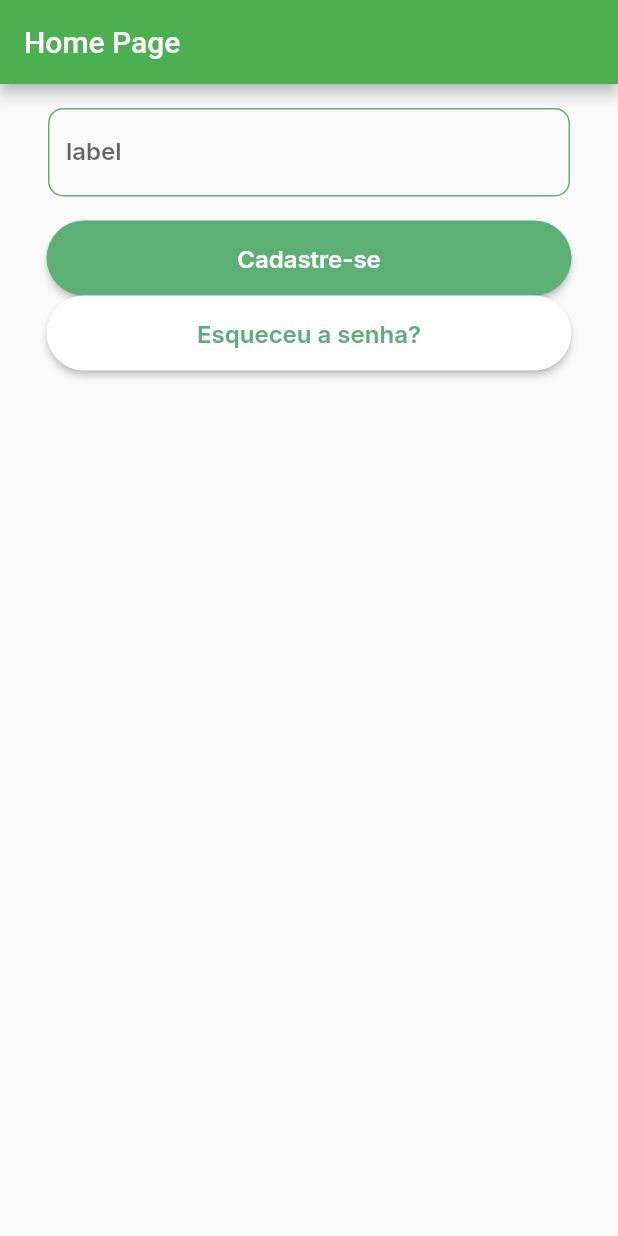
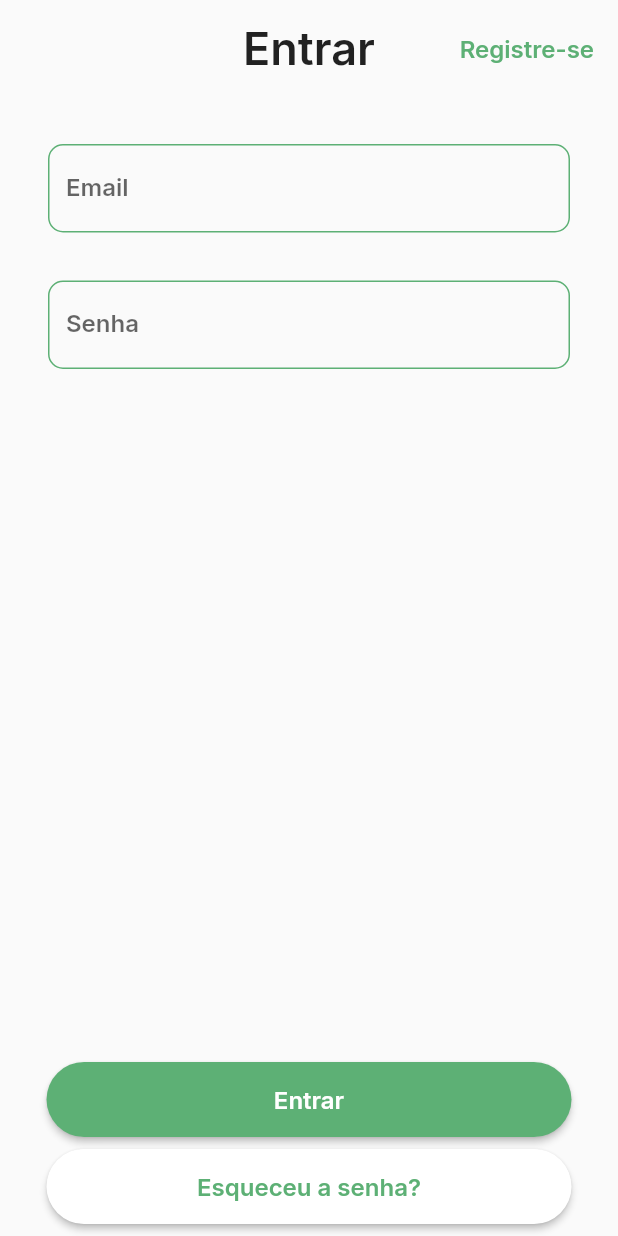
Before and after one commit to douglaswender/vagas_esports, a Flutter app: the screen it shows after launch, after a tap on "Esqueceu a senha?", on a phone screen of 412 x 824 dp. Run offline on Flutter 3.47's test engine with Material 2 defaults, Android fonts, the phone set to English and light mode, and no system bars; our stand-ins replace flutter_modular, google_fonts, supabase; accounts and stored records are empty.

Commit message:
desenhando login page

```diff
--- a/analysis_options.yaml
+++ b/analysis_options.yaml
@@ -23,6 +23,7 @@ linter:
   # producing the lint.
   rules:
     prefer_const_constructors: false
+    prefer_const_literals_to_create_immutables: false
     # avoid_print: false  # Uncomment to disable the `avoid_print` rule
     # prefer_single_quotes: true  # Uncomment to enable the `prefer_single_quotes` rule
 
--- a/lib/src/app/app_module.dart
+++ b/lib/src/app/app_module.dart
@@ -1,5 +1,6 @@
 import 'package:flutter_modular/flutter_modular.dart';
 import 'package:vagas_esports/src/features/home/home_page.dart';
+import 'package:vagas_esports/src/features/login/presentation/login_page.dart';
 
 class AppModule extends Module {
   @override
@@ -8,5 +9,6 @@ class AppModule extends Module {
   @override
   List<ModularRoute> get routes => [
         ChildRoute('/', child: (context, args) => HomePage()),
+        ChildRoute('/login', child: (context, args) => LoginPage()),
       ];
 }
--- a/lib/src/features/home/home_page.dart
+++ b/lib/src/features/home/home_page.dart
@@ -1,4 +1,5 @@
 import 'package:flutter/material.dart';
+import 'package:flutter_modular/flutter_modular.dart';
 import 'package:vagas_esports/src/shared/widgets/button_primary/button_primary.dart';
 import 'package:vagas_esports/src/shared/widgets/button_secondary/button_secondary.dart';
 import 'package:vagas_esports/src/shared/widgets/input_text/input_text.dart';
@@ -25,7 +26,7 @@ class HomePage extends StatelessWidget {
             ButtonSecondary(
               text: "Esqueceu a senha?",
               onPressed: () {
-                print('Esqueceu');
+                Modular.to.pushNamed('/login');
               },
             )
           ],
--- /dev/null
+++ b/lib/src/features/login/presentation/login_page.dart
@@ -0,0 +1,93 @@
+import 'package:flutter/material.dart';
+import 'package:flutter_modular/flutter_modular.dart';
+import 'package:vagas_esports/src/shared/theme/app_theme.dart';
+import 'package:vagas_esports/src/shared/widgets/button_primary/button_primary.dart';
+import 'package:vagas_esports/src/shared/widgets/button_secondary/button_secondary.dart';
+import 'package:vagas_esports/src/shared/widgets/input_text/input_text.dart';
+
+class LoginPage extends StatelessWidget {
+  const LoginPage({Key? key}) : super(key: key);
+
+  @override
+  Widget build(BuildContext context) {
+    return Scaffold(
+      appBar: PreferredSize(
+        preferredSize: Size.fromHeight(AppTheme.sizes.s64),
+        child: SafeArea(
+          child: Padding(
+            padding: EdgeInsets.symmetric(vertical: AppTheme.sizes.s8),
+            child: Stack(
+              children: [
+                Align(
+                  alignment: Alignment.center,
+                  child: Text(
+                    'Entrar',
+                    style: AppTheme.textStyles.header,
+                  ),
+                ),
+                Align(
+                  alignment: Alignment.centerRight,
+                  child: Padding(
+                    padding: EdgeInsets.only(right: AppTheme.sizes.s8),
+                    child: TextButton(
+                      onPressed: () {
+                        print('registro');
+                        Modular.to.pushNamed('/register');
+                      },
+                      child: Text(
+                        'Registre-se',
+                        style: AppTheme.textStyles.buttonSecondary,
+                      ),
+                    ),
+                  ),
+                )
+              ],
+            ),
+          ),
+        ),
+      ),
+      body: SafeArea(
+        child: Column(
+          children: [
+            SizedBox(
+              height: AppTheme.sizes.s16,
+            ),
+            Expanded(
+              child: Column(
+                children: [
+                  InputText(label: "Email"),
+                  InputText(
+                    label: "Senha",
+                    isPassword: true,
+                  ),
+                ],
+              ),
+            ),
+            Column(
+              children: [
+                ButtonPrimary(
+                  onPressed: () {
+                    print('login');
+                  },
+                  text: "Entrar",
+                ),
+                SizedBox(
+                  height: AppTheme.sizes.s8,
+                ),
+                ButtonSecondary(
+                  text: "Esqueceu a senha?",
+                  onPressed: () {
+                    print('senha');
+                  },
+                ),
+                SizedBox(
+                  height: AppTheme.sizes.s8,
+                ),
+              ],
+            ),
+          ],
+        ),
+      ),
+    );
+  }
+}
--- /dev/null
+++ b/lib/src/shared/theme/app_sizes.dart
@@ -0,0 +1,6 @@
+class AppSizes {
+  double get s8 => 8;
+  double get s16 => 16;
+  double get s32 => 32;
+  double get s64 => 64;
+}
--- a/lib/src/shared/theme/app_theme.dart
+++ b/lib/src/shared/theme/app_theme.dart
@@ -1,3 +1,5 @@
+import 'package:vagas_esports/src/shared/theme/app_sizes.dart';
+
 import 'app_colors.dart';
 import 'app_text_styles.dart';
 
@@ -11,4 +13,7 @@ class AppTheme {
 
   final _textStyles = AppTextStyles();
   static AppTextStyles get textStyles => instance._textStyles;
+
+  final _sizes = AppSizes();
+  static AppSizes get sizes => instance._sizes;
 }
--- a/lib/src/shared/widgets/button_primary/button_primary.dart
+++ b/lib/src/shared/widgets/button_primary/button_primary.dart
@@ -22,7 +22,7 @@ class ButtonPrimary extends StatelessWidget {
             borderRadius: BorderRadius.circular(100),
           )),
         ),
-        onPressed: onPressed!,
+        onPressed: onPressed,
         child: Text(text, style: AppTheme.textStyles.buttonPrimary),
       ),
     );
--- a/lib/src/shared/widgets/button_secondary/button_secondary.dart
+++ b/lib/src/shared/widgets/button_secondary/button_secondary.dart
@@ -2,11 +2,11 @@ import 'package:flutter/material.dart';
 import 'package:vagas_esports/src/shared/theme/app_theme.dart';
 
 class ButtonSecondary extends StatelessWidget {
-  final Function()? onPressed;
+  final Function() onPressed;
   final String text;
   const ButtonSecondary({
     Key? key,
-    this.onPressed,
+    required this.onPressed,
     required this.text,
   }) : super(key: key);
 
@@ -22,7 +22,7 @@ class ButtonSecondary extends StatelessWidget {
             borderRadius: BorderRadius.circular(100),
           )),
         ),
-        onPressed: onPressed!,
+        onPressed: onPressed,
         child: Text(text, style: AppTheme.textStyles.buttonSecondary),
       ),
     );
--- a/lib/src/shared/widgets/input_text/input_text.dart
+++ b/lib/src/shared/widgets/input_text/input_text.dart
@@ -3,11 +3,14 @@ import 'package:vagas_esports/src/shared/theme/app_theme.dart';
 
 class InputText extends StatelessWidget {
   final String label;
-  final String hint;
+  final String? hint;
+  final bool isPassword;
+
   const InputText({
     Key? key,
     required this.label,
-    required this.hint,
+    this.hint,
+    this.isPassword = false,
   }) : super(key: key);
 
   @override
@@ -16,7 +19,8 @@ class InputText extends StatelessWidget {
       crossAxisAlignment: CrossAxisAlignment.start,
       children: [
         Padding(
-          padding: const EdgeInsets.symmetric(vertical: 16.0, horizontal: 32),
+          padding: EdgeInsets.symmetric(
+              vertical: AppTheme.sizes.s16, horizontal: AppTheme.sizes.s32),
           child: TextField(
             style: AppTheme.textStyles.input,
             decoration: InputDecoration(
@@ -32,6 +36,7 @@ class InputText extends StatelessWidget {
                 borderSide: BorderSide(color: AppTheme.colors.green),
               ),
             ),
+            obscureText: isPassword,
           ),
         ),
       ],
```
